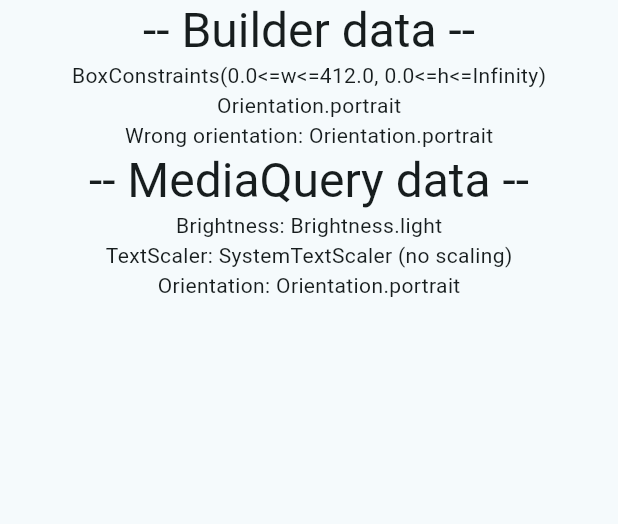
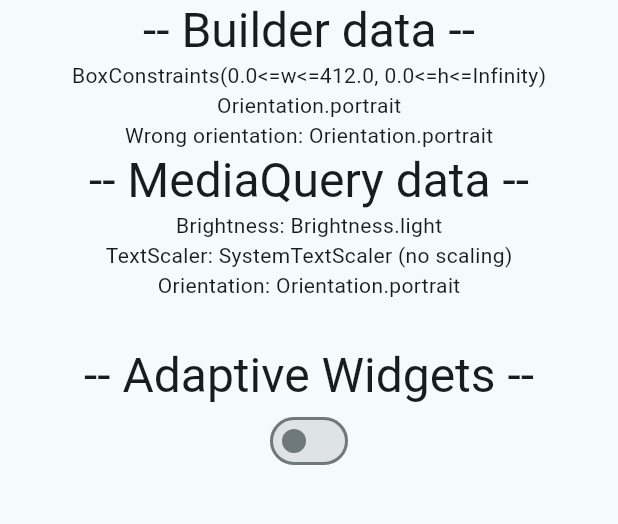
Before and after one commit to jtromo/flutter-spark, a Flutter app: the ReactivePage screen opened directly, on a phone screen of 412 x 824 dp, the part 84-608 px from its top. Run offline on Flutter 3.47's test engine with Material 3 defaults, Android fonts, the phone set to English and light mode, and no system bars; our stand-ins replace equatable, flutter_bloc, image_picker; missing offline and left inert: glassmorphism_widgets.

Commit message:
Fixed API search and added adaptive widget

```diff
--- a/flutter_spark/lib/pages/reactive_page.dart
+++ b/flutter_spark/lib/pages/reactive_page.dart
@@ -9,12 +9,21 @@ class ReactivePage extends StatefulWidget {
 }
 
 class _ReactivePageState extends State<ReactivePage> {
+  late bool _switchValue;
+
+  @override
+  void initState() {
+    super.initState();
+    _switchValue = false;
+  }
+
   @override
   Widget build(BuildContext context) {
     final mq = MediaQuery.of(context);
     final brightness = mq.platformBrightness;
     final mqOrientation = mq.orientation;
     final textScaler = mq.textScaler;
+
     return Scaffold(
       appBar: AppBar(
         backgroundColor: Theme.of(context).colorScheme.inversePrimary,
@@ -47,6 +56,15 @@ class _ReactivePageState extends State<ReactivePage> {
               Text("Brightness: $brightness"),
               Text("TextScaler: $textScaler"),
               Text("Orientation: $mqOrientation"),
+              Container(height: 30),
+              Text("-- Adaptive Widgets --", style: Theme.of(context).textTheme.headlineLarge),
+              Switch.adaptive(
+                  value: _switchValue,
+                  onChanged: (newValue) {
+                    setState(() {
+                      _switchValue = newValue;
+                    });
+                  }),
             ],
           ),
         );
--- a/flutter_spark/lib/providers/news_remote_provider.dart
+++ b/flutter_spark/lib/providers/news_remote_provider.dart
@@ -12,7 +12,7 @@ class NewsRemoteProvider {
   }) async {
     Map<String, String> queryParams = {
       'apiKey': apiKey,
-      'q': 'bitcoin',
+      'q': search,
     };
 
     Uri url = Uri(
```
